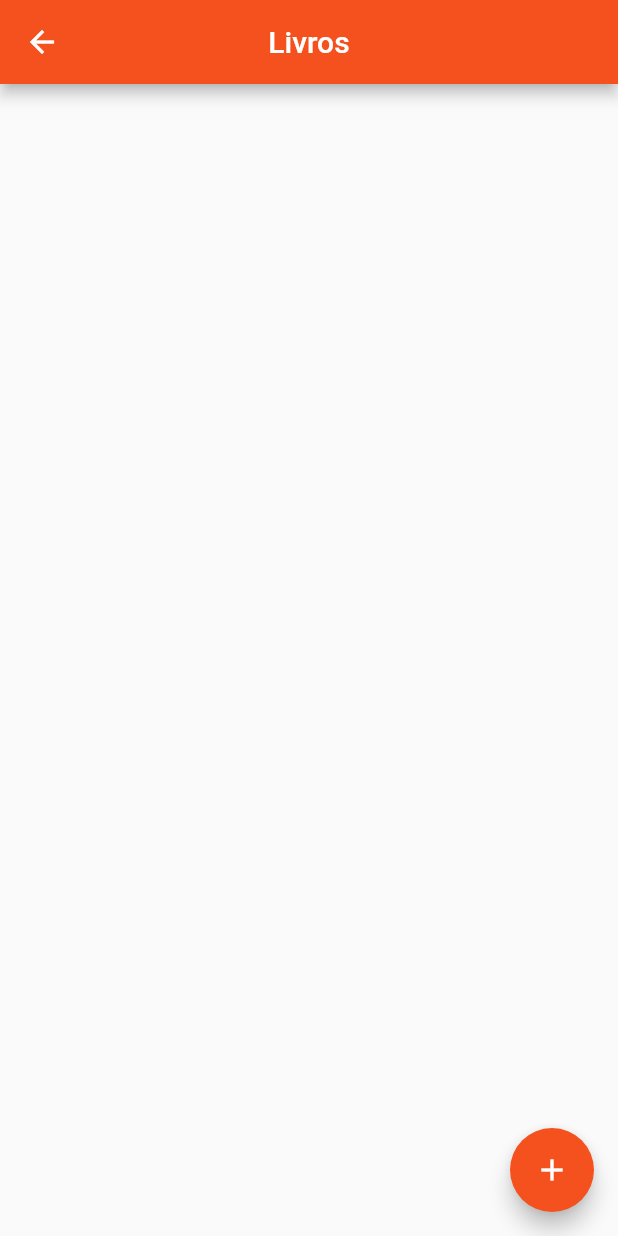
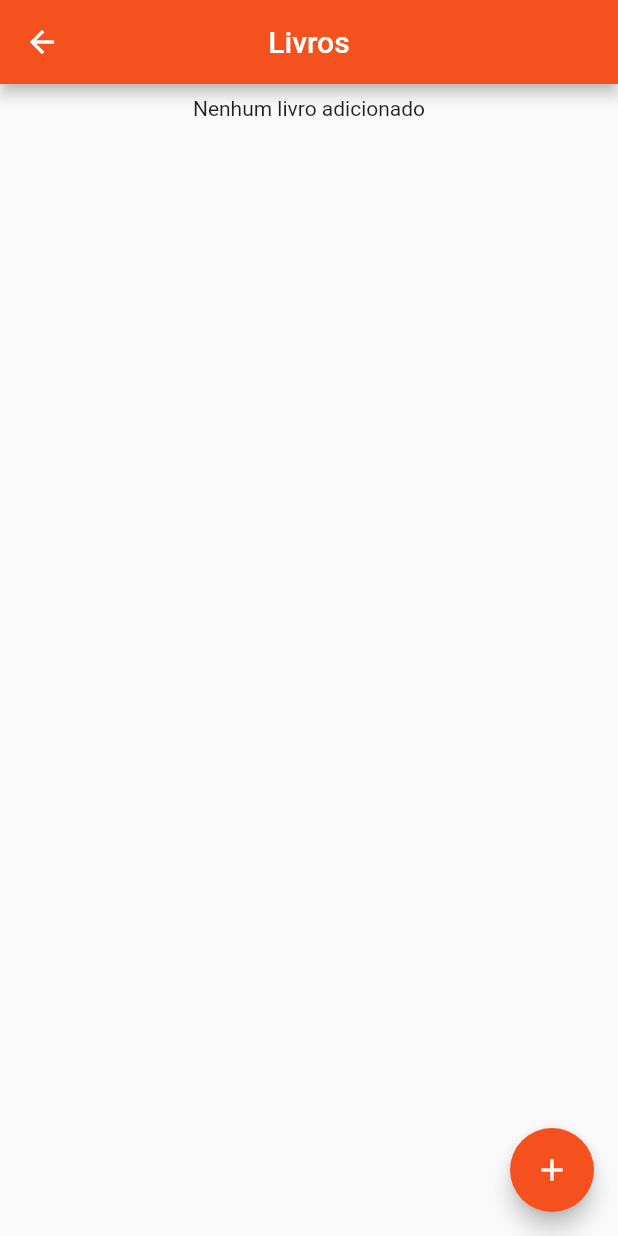
Before and after one commit to Nicodemos234/Productive-Hub, a Flutter app: the Books screen opened directly, on a phone screen of 412 x 824 dp. Run offline on Flutter 3.47's test engine with Material 2 defaults, Android fonts, the phone set to English and light mode, and no system bars.

Commit message:
None book added info

```diff
--- a/lib/screens/books.dart
+++ b/lib/screens/books.dart
@@ -15,6 +15,17 @@ class _BooksState extends State<Books> {
         title: Text('Livros'),
         centerTitle: true,
       ),
+      body: ListView(
+        children: [
+          Padding(
+            padding: const EdgeInsets.all(8.0),
+            child: Text(
+              'Nenhum livro adicionado',
+              textAlign: TextAlign.center,
+            ),
+          ),
+        ],
+      ),
       floatingActionButton: FloatingActionButton(
         backgroundColor: Colors.deepOrange[600],
         child: Icon(
```
